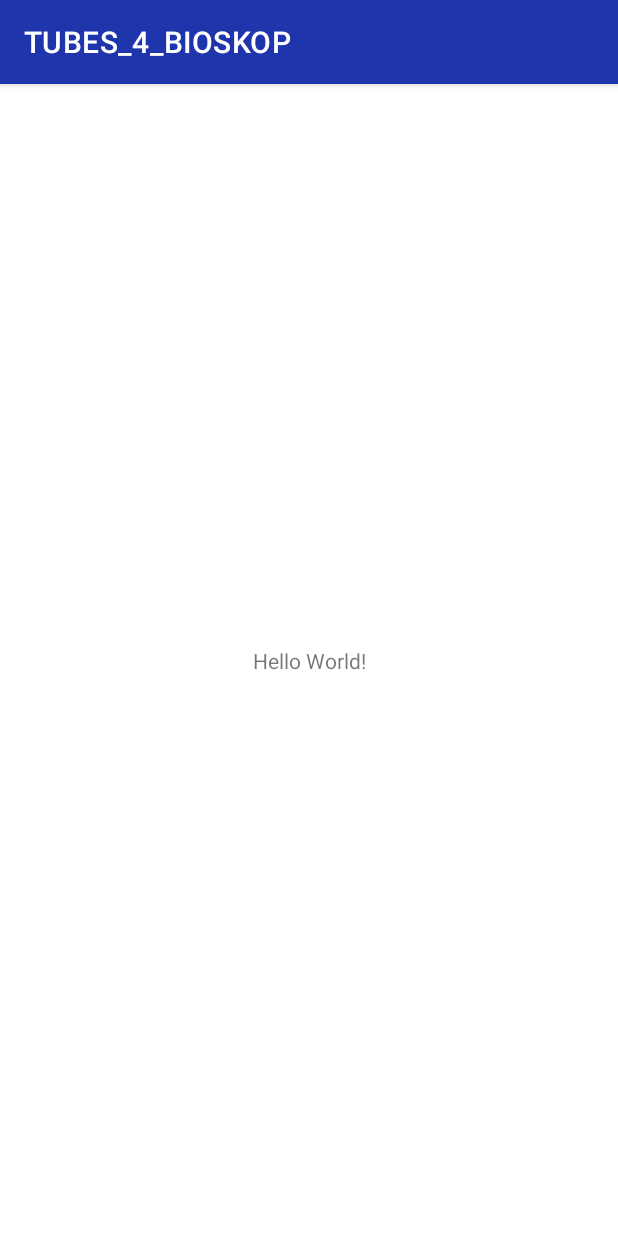
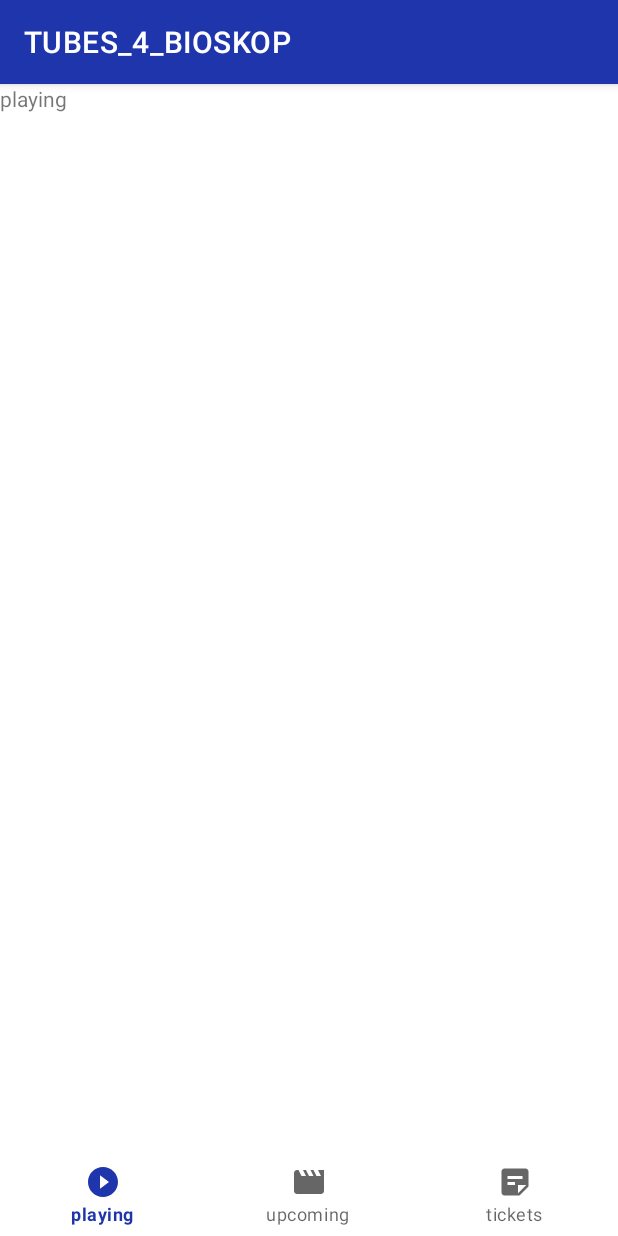
Before and after one commit to Gamdara/TUBES_4_BIOSKOP, an Android app: the MainActivity screen opened directly, with no data from a screen before it, on a phone screen of 412 x 824 dp. Run offline under Robolectric (Android 15) with nearby library versions, the phone set to English and light mode, and no system bars.

Commit message:
Bottom Menu

```diff
--- /dev/null
+++ b/app/src/main/java/com/kel4/tubes_4_bioskop/fragments/PlayingFragment.kt
@@ -0,0 +1,20 @@
+package com.kel4.tubes_4_bioskop.fragments
+
+import android.os.Bundle
+import androidx.fragment.app.Fragment
+import android.view.LayoutInflater
+import android.view.View
+import android.view.ViewGroup
+import com.kel4.tubes_4_bioskop.R
+
+class PlayingFragment : Fragment() {
+
+    override fun onCreateView(
+        inflater: LayoutInflater, container: ViewGroup?,
+        savedInstanceState: Bundle?
+    ): View? {
+        // Inflate the layout for this fragment
+        return inflater.inflate(R.layout.fragment_playing, container, false)
+    }
+
+}
--- a/app/src/main/res/layout/activity_main.xml
+++ b/app/src/main/res/layout/activity_main.xml
@@ -6,13 +6,24 @@
     android:layout_height="match_parent"
     tools:context=".MainActivity">
 
-    <TextView
-        android:layout_width="wrap_content"
+    <LinearLayout
+        android:layout_width="match_parent"
         android:layout_height="wrap_content"
-        android:text="Hello World!"
-        app:layout_constraintBottom_toBottomOf="parent"
-        app:layout_constraintEnd_toEndOf="parent"
-        app:layout_constraintStart_toStartOf="parent"
-        app:layout_constraintTop_toTopOf="parent" />
+        app:layout_constraintBottom_toBottomOf="parent">
+        ...
+
+        <com.google.android.material.bottomnavigation.BottomNavigationView
+            android:id="@+id/bottom_navigation"
+            android:layout_width="match_parent"
+            android:layout_height="wrap_content"
+            app:menu="@menu/bottom_navigation_menu" />
+
+    </LinearLayout>
+
+    <androidx.fragment.app.FragmentContainerView
+        android:id="@+id/fgc"
+        android:name="com.kel4.tubes_4_bioskop.fragments.PlayingFragment"
+        android:layout_width="match_parent"
+        android:layout_height="match_parent" />
 
 </androidx.constraintlayout.widget.ConstraintLayout>
--- /dev/null
+++ b/app/src/main/res/layout/fragment_playing.xml
@@ -0,0 +1,14 @@
+<?xml version="1.0" encoding="utf-8"?>
+<FrameLayout xmlns:android="http://schemas.android.com/apk/res/android"
+    xmlns:tools="http://schemas.android.com/tools"
+    android:layout_width="match_parent"
+    android:layout_height="match_parent"
+    tools:context=".fragments.PlayingFragment">
+
+    <!-- TODO: Update blank fragment layout -->
+    <TextView
+        android:layout_width="match_parent"
+        android:layout_height="match_parent"
+        android:text="playing" />
+
+</FrameLayout>
--- /dev/null
+++ b/app/src/main/res/menu/bottom_navigation_menu.xml
@@ -0,0 +1,19 @@
+<?xml version="1.0" encoding="utf-8"?>
+<menu xmlns:android="http://schemas.android.com/apk/res/android">
+    <item
+        android:id="@+id/page_1"
+        android:enabled="true"
+        android:icon="@drawable/ic_play_filled_24"
+        android:title="playing"/>
+    <item
+        android:id="@+id/page_2"
+        android:enabled="true"
+        android:icon="@drawable/ic_movie_24"
+        android:title="upcoming"/>
+    <item
+        android:id="@+id/page_3"
+        android:enabled="true"
+        android:icon="@drawable/ic_sticky_note_2_24"
+        android:title="tickets"/>
+
+</menu>
```
Also changed, not shown: app/src/main/java/com/kel4/tubes_4_bioskop/MainActivity.kt (+35 -0 lines), app/src/main/java/com/kel4/tubes_4_bioskop/fragments/TicketFragment.kt (added, +20 -0 lines), app/src/main/java/com/kel4/tubes_4_bioskop/fragments/UpcomingFragment.kt (added, +19 -0 lines), app/src/main/res/layout/fragment_ticket.xml (added, +14 -0 lines), app/src/main/res/layout/fragment_upcoming.xml (added, +14 -0 lines).
